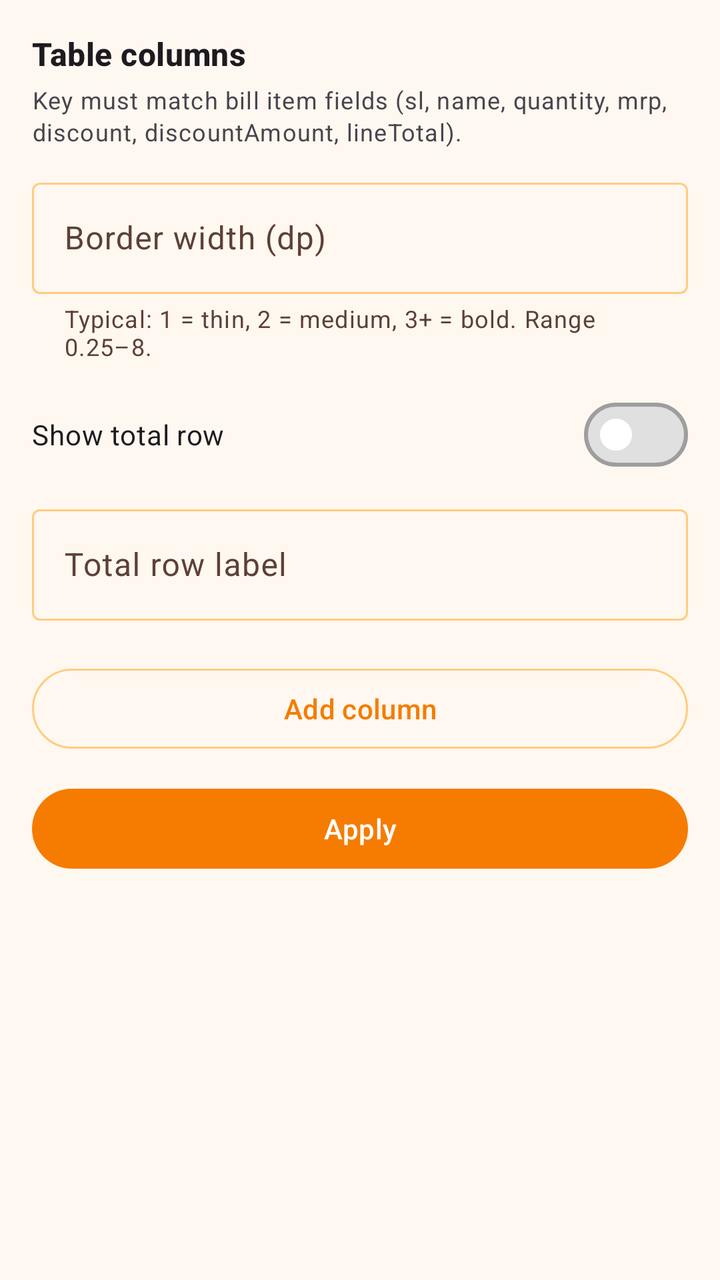
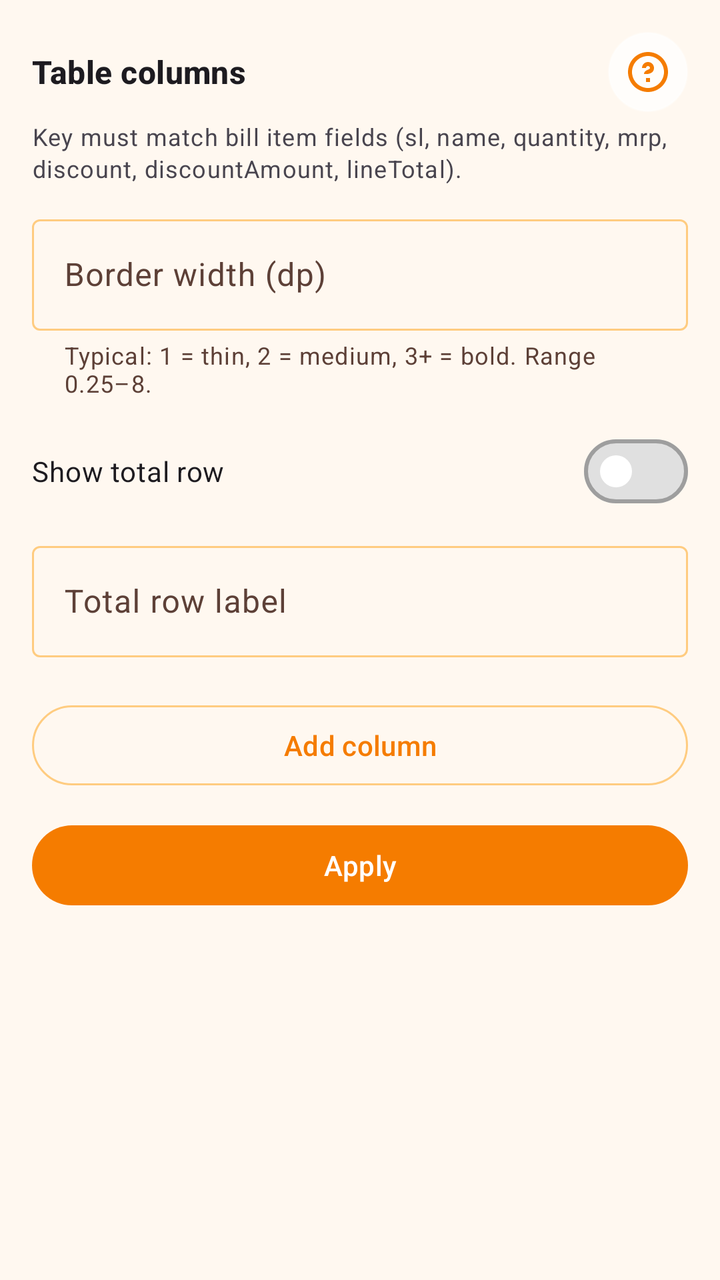

Two renders of the same Android screen: before a commit and after it. Below are the layout's source before the change and the commit's diff.
<!-- AndroidManifest.xml: application theme Theme.VikrSaathi -->
<!-- res/layout/bottom_sheet_table_columns.xml -->
<?xml version="1.0" encoding="utf-8"?>
<LinearLayout xmlns:android="http://schemas.android.com/apk/res/android"
    xmlns:app="http://schemas.android.com/apk/res-auto"
    android:layout_width="match_parent"
    android:layout_height="wrap_content"
    android:orientation="vertical"
    android:padding="16dp">

    <TextView
        android:layout_width="match_parent"
        android:layout_height="wrap_content"
        android:text="@string/table_columns"
        android:textAppearance="?attr/textAppearanceTitleMedium"
        android:textStyle="bold" />

    <TextView
        android:layout_width="match_parent"
        android:layout_height="wrap_content"
        android:layout_marginTop="4dp"
        android:text="@string/table_columns_hint"
        android:textAppearance="?attr/textAppearanceBodySmall" />

    <com.google.android.material.textfield.TextInputLayout
        android:id="@+id/layoutBorderWidth"
        style="@style/Widget.Material3.TextInputLayout.OutlinedBox"
        android:layout_width="match_parent"
        android:layout_height="wrap_content"
        android:layout_marginTop="12dp"
        android:hint="@string/table_border_width_dp"
        app:helperText="@string/table_border_width_hint">

        <com.google.android.material.textfield.TextInputEditText
            android:id="@+id/editBorderWidth"
            android:layout_width="match_parent"
            android:layout_height="wrap_content"
            android:inputType="numberDecimal" />
    </com.google.android.material.textfield.TextInputLayout>

    <com.google.android.material.materialswitch.MaterialSwitch
        android:id="@+id/switchShowTotalRow"
        android:layout_width="match_parent"
        android:layout_height="wrap_content"
        android:layout_marginTop="12dp"
        android:text="@string/table_show_total_row" />

    <com.google.android.material.textfield.TextInputLayout
        android:id="@+id/layoutTotalRowLabel"
        style="@style/Widget.Material3.TextInputLayout.OutlinedBox"
        android:layout_width="match_parent"
        android:layout_height="wrap_content"
        android:layout_marginTop="8dp"
        android:hint="@string/table_total_row_label">

        <com.google.android.material.textfield.TextInputEditText
            android:id="@+id/editTotalRowLabel"
            android:layout_width="match_parent"
            android:layout_height="wrap_content"
            android:inputType="text" />
    </com.google.android.material.textfield.TextInputLayout>

    <androidx.recyclerview.widget.RecyclerView
        android:id="@+id/recyclerColumns"
        android:layout_width="match_parent"
        android:layout_height="wrap_content"
        android:layout_marginTop="12dp"
        android:nestedScrollingEnabled="false" />

    <com.google.android.material.button.MaterialButton
        android:id="@+id/buttonAddColumn"
        style="@style/Widget.Material3.Button.OutlinedButton"
        android:layout_width="match_parent"
        android:layout_height="wrap_content"
        android:layout_marginTop="8dp"
        android:text="@string/add_column" />

    <com.google.android.material.button.MaterialButton
        android:id="@+id/buttonApplyColumns"
        android:layout_width="match_parent"
        android:layout_height="wrap_content"
        android:layout_marginTop="12dp"
        android:text="@string/apply_changes" />
</LinearLayout>
<!-- resources referenced by this layout -->
<resources>
  <string name="add_column">Add column</string>
  <string name="apply_changes">Apply</string>
  <string name="table_border_width_dp">Border width (dp)</string>
  <string name="table_border_width_hint">Typical: 1 = thin, 2 = medium, 3+ = bold. Range 0.25–8.</string>
  <string name="table_columns">Table columns</string>
  <string name="table_columns_hint">Key must match bill item fields (sl, name, quantity, mrp, discount, discountAmount, lineTotal).</string>
  <string name="table_show_total_row">Show total row</string>
  <string name="table_total_row_label">Total row label</string>
  <color name="orange_primary">#F57C00</color>
  <color name="orange_primary_dark">#E65100</color>
  <color name="orange_on_primary">#FFFFFF</color>
  <color name="orange_accent">#FFB74D</color>
  <color name="orange_700">#F57C00</color>
  <color name="black">#FF000000</color>
  <color name="orange_100">#FFE0B2</color>
  <color name="orange_900">#E65100</color>
  <color name="surface_card">#FFFFFF</color>
  <color name="text_primary_dark">#212121</color>
  <color name="orange_surface">#FFF8F0</color>
  <color name="text_secondary_dark">#5D4037</color>
  <color name="stroke_default">@color/orange_200</color>
  <color name="stroke_subtle">@color/orange_100</color>
  <style name="VikrSaathiSwitch" parent="Widget.Material3.CompoundButton.MaterialSwitch">
          <item name="thumbTint">@color/switch_thumb_tint</item>
          <item name="trackTint">@color/switch_track_tint</item>
          <item name="trackDecorationTint">@color/switch_track_decoration_tint</item>
      </style>
  <style name="VikrSaathiOutlinedButton" parent="Widget.Material3.Button.OutlinedButton">
          <item name="android:textColor">@color/button_outlined_text</item>
          <item name="strokeColor">@color/button_outlined_stroke</item>
      </style>
  <color name="orange_200">#FFCC80</color>
  <!-- unchanged entries left out for length: 1 -->
</resources>

<!-- the commit's change to res/layout/bottom_sheet_table_columns.xml (unified diff, before → after) -->
@@ -6,12 +6,31 @@
     android:orientation="vertical"
     android:padding="16dp">
 
-    <TextView
+    <LinearLayout
         android:layout_width="match_parent"
         android:layout_height="wrap_content"
-        android:text="@string/table_columns"
-        android:textAppearance="?attr/textAppearanceTitleMedium"
-        android:textStyle="bold" />
+        android:gravity="center_vertical"
+        android:orientation="horizontal">
+
+        <TextView
+            android:layout_width="0dp"
+            android:layout_height="wrap_content"
+            android:layout_weight="1"
+            android:text="@string/table_columns"
+            android:textAppearance="?attr/textAppearanceTitleMedium"
+            android:textStyle="bold" />
+
+        <ImageButton
+            android:id="@+id/buttonContextHelp"
+            android:layout_width="40dp"
+            android:layout_height="40dp"
+            android:background="@drawable/bg_help_close_button"
+            android:contentDescription="@string/contextual_help"
+            android:padding="8dp"
+            android:scaleType="centerInside"
+            android:src="@drawable/ic_help"
+            app:tint="@color/help_glass_icon_tint" />
+    </LinearLayout>
 
     <TextView
         android:layout_width="match_parent"
<!-- resource entries referenced after the edit -->
@@ -1,13 +1,43 @@
 <!-- resources referenced by this layout -->
 <resources>
+  <color name="help_glass_icon_tint">#F57C00</color>
+  <!-- drawable bg_help_close_button (drawable) -->
+  <?xml version="1.0" encoding="utf-8"?>
+  <ripple xmlns:android="http://schemas.android.com/apk/res/android"
+      android:color="#33FFFFFF">
+      <item>
+          <shape android:shape="oval">
+              <solid android:color="@color/help_glass_close_bg" />
+              <stroke
+                  android:width="1dp"
+                  android:color="#66FFFFFF" />
+          </shape>
+      </item>
+  </ripple>
+  <!-- drawable ic_help (drawable) -->
+  <?xml version="1.0" encoding="utf-8"?>
+  <vector xmlns:android="http://schemas.android.com/apk/res/android"
+      android:width="24dp"
+      android:height="24dp"
+      android:viewportWidth="24"
+      android:viewportHeight="24">
+      <path
+          android:fillColor="#FFFFFF"
+          android:pathData="M12,2C6.48,2 2,6.48 2,12s4.48,10 10,10 10,-4.48 10,-10S17.52,2 12,2zM12,20c-4.41,0 -8,-3.59 -8,-8s3.59,-8 8,-8 8,3.59 8,8 -3.59,8 -8,8z" />
+      <path
+          android:fillColor="#FFFFFF"
+          android:pathData="M11,17h2v-2h-2v2zM12,7c-1.66,0 -3,1.34 -3,3h2c0,-0.55 0.45,-1 1,-1s1,0.45 1,1c0,1 -3,0.88 -3,3h2c0,-0.12 3,-0.22 3,-3 0,-1.66 -1.34,-3 -3,-3z" />
+  </vector>
   <string name="add_column">Add column</string>
   <string name="apply_changes">Apply</string>
+  <string name="contextual_help">Context help</string>
   <string name="table_border_width_dp">Border width (dp)</string>
   <string name="table_border_width_hint">Typical: 1 = thin, 2 = medium, 3+ = bold. Range 0.25–8.</string>
   <string name="table_columns">Table columns</string>
   <string name="table_columns_hint">Key must match bill item fields (sl, name, quantity, mrp, discount, discountAmount, lineTotal).</string>
   <string name="table_show_total_row">Show total row</string>
   <string name="table_total_row_label">Total row label</string>
+  <color name="help_glass_close_bg">#BCFFFFFF</color>
   <color name="orange_primary">#F57C00</color>
   <color name="orange_primary_dark">#E65100</color>
   <color name="orange_on_primary">#FFFFFF</color>
